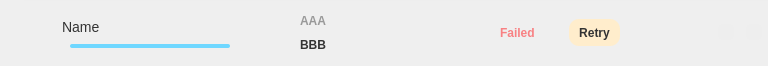
Qt form src/MEGASync/gui/linux/TransferManagerItem.ui (meganz/MEGAsync) before a commit.
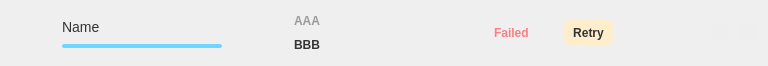
The same form after that commit. Icons and pictures are not drawn.

Diff of the .ui file:
```diff
--- a/src/MEGASync/gui/linux/TransferManagerItem.ui
+++ b/src/MEGASync/gui/linux/TransferManagerItem.ui
@@ -305,7 +305,7 @@
         <number>0</number>
        </property>
        <property name="rightMargin">
-        <number>0</number>
+        <number>6</number>
        </property>
        <property name="bottomMargin">
         <number>0</number>
@@ -357,7 +357,7 @@
               <number>0</number>
              </property>
              <property name="leftMargin">
-              <number>8</number>
+              <number>0</number>
              </property>
              <property name="topMargin">
               <number>0</number>
```
